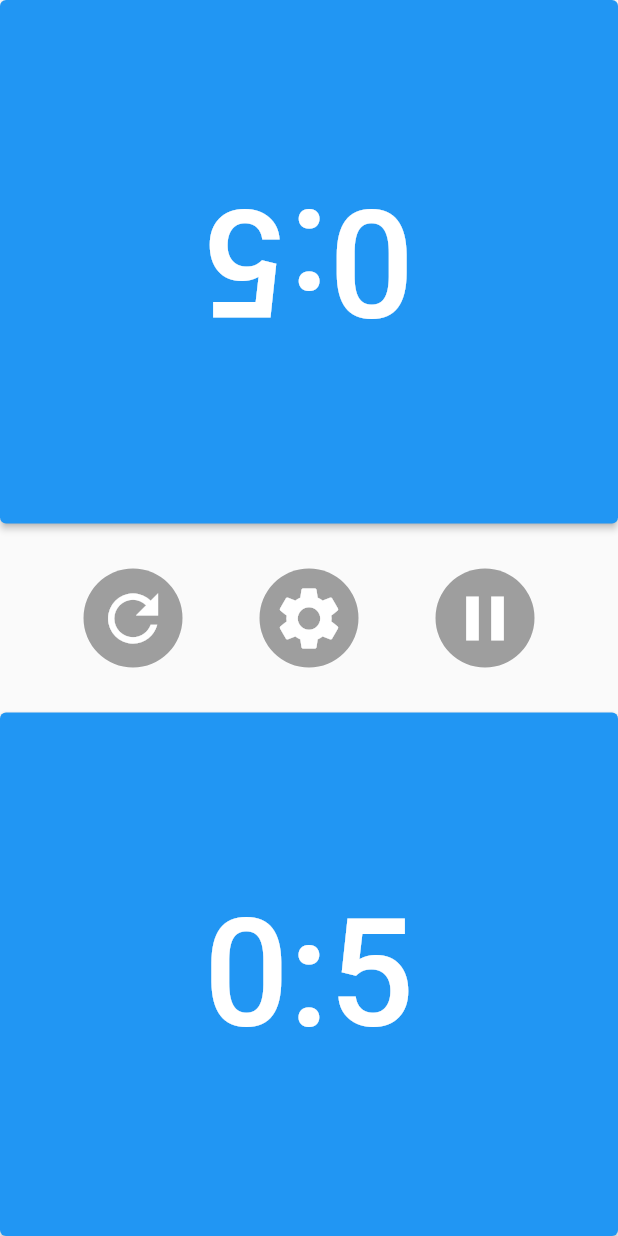
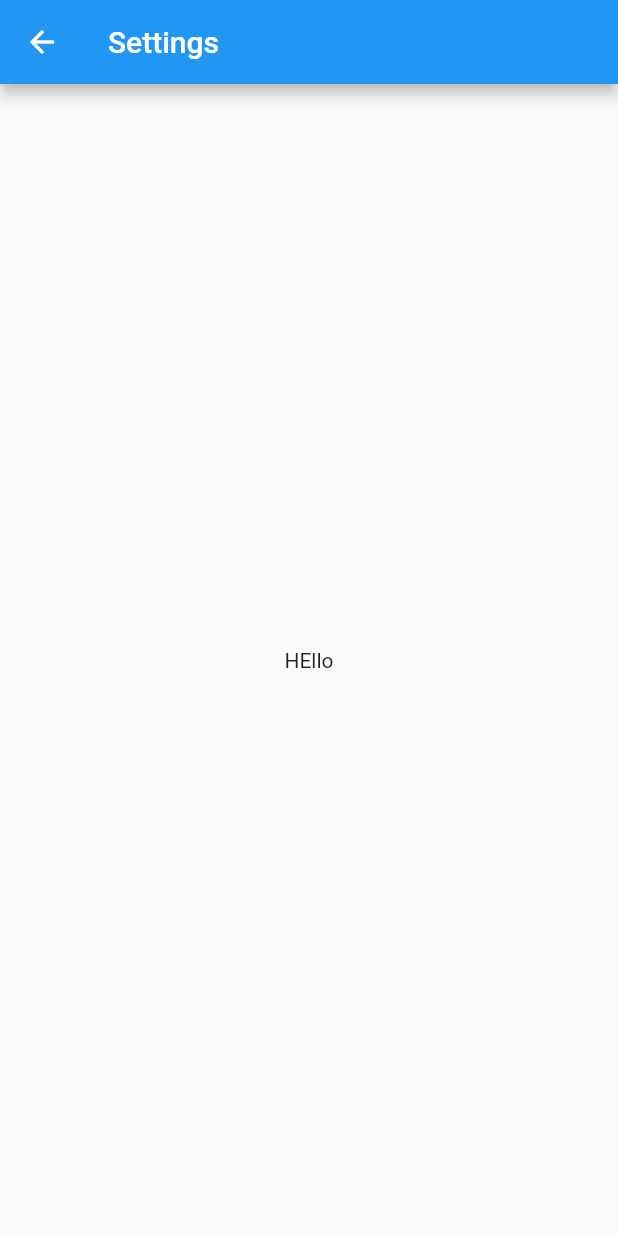
Before and after one commit to Hvassaa/chess_timer, a Flutter app: the screen it shows after launch, after a tap on the "settings" icon, on a phone screen of 412 x 824 dp. Run offline on Flutter 3.47's test engine with Material 2 defaults, Android fonts, the phone set to English and light mode, and no system bars.

Commit message:
Made a settings screen

```diff
--- a/lib/main.dart
+++ b/lib/main.dart
@@ -143,7 +143,12 @@ class _ChessTimerState extends State<ChessTimer> {
                     icon: Icon(Icons.settings),
                     color: Colors.white,
                     iconSize: 50.0,
-                    onPressed: () {},
+                    onPressed: () {
+                      Navigator.push(context,
+                          MaterialPageRoute(builder: (context) {
+                        return SettingsScreen();
+                      }));
+                    },
                   ),
                 ),
               ),
@@ -284,3 +289,28 @@ class _CountdownUnitState extends State<CountdownUnit> {
     return seconds;
   }
 }
+
+class SettingsScreen extends StatefulWidget {
+  @override
+  _SettingsScreenState createState() => _SettingsScreenState();
+}
+
+class _SettingsScreenState extends State<SettingsScreen> {
+  @override
+  Widget build(BuildContext context) {
+    return MaterialApp(
+      title: "Settings",
+      home: Scaffold(
+        appBar: AppBar(
+          leading: IconButton(
+              icon: Icon(Icons.arrow_back),
+              onPressed: () {
+                Navigator.pop(context);
+              }),
+          title: Text("Settings"),
+        ),
+        body: Center(child: Text("HEllo")),
+      ),
+    );
+  }
+}
```
